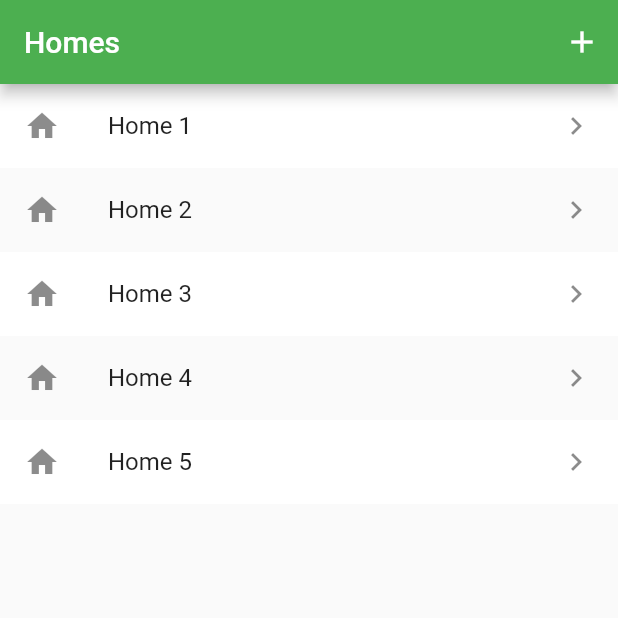
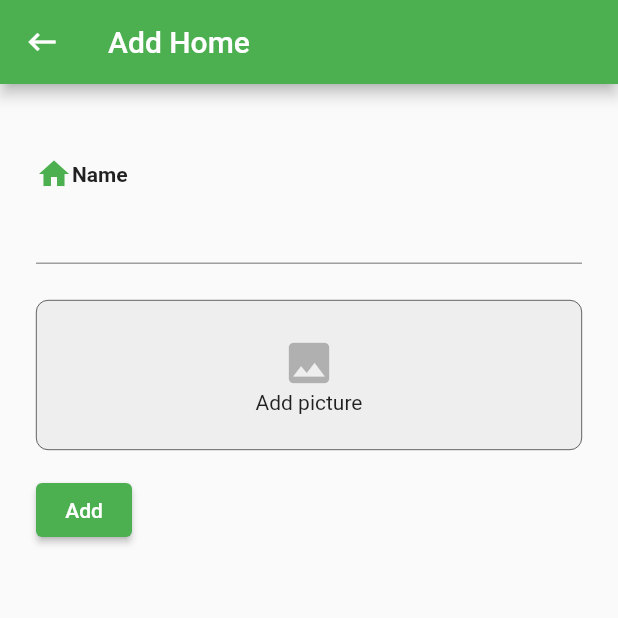
Before and after one commit to scenarioautomation/projeto_base_mobile, a Flutter app: the screen it shows after launch, after a tap on the "add" icon, on a phone screen of 412 x 824 dp, the top half of it. Run offline on Flutter 3.47's test engine with Material 2 defaults, Android fonts, the phone set to English and light mode, and no system bars.

Commit message:
add home visual

```diff
--- /dev/null
+++ b/lib/home/home_add_page.dart
@@ -0,0 +1,115 @@
+import 'package:flutter/material.dart';
+
+class HomeAddPage extends StatefulWidget {
+  const HomeAddPage({super.key});
+
+  @override
+  State<HomeAddPage> createState() => _HomeAddPageState();
+}
+
+class _HomeAddPageState extends State<HomeAddPage> {
+  final _formKey = GlobalKey<FormState>();
+
+  @override
+  Widget build(BuildContext context) {
+    return Scaffold(
+      appBar: AppBar(
+        backgroundColor: Colors.green,
+        title: const Text('Add Home'),
+        leading: IconButton(
+          icon: const Icon(Icons.keyboard_backspace_sharp),
+          onPressed: () {
+            Navigator.pop(context);
+          },
+        ),
+      ),
+      body: GestureDetector(
+        onTap: () {
+          _removeFocus();
+        },
+        child: Form(
+          key: _formKey,
+          child: Container(
+            margin: const EdgeInsets.symmetric(horizontal: 24, vertical: 48),
+            child: SingleChildScrollView(
+              child: Column(
+                crossAxisAlignment: CrossAxisAlignment.start,
+                children: [
+                  const Row(
+                    children: [
+                      Icon(
+                        Icons.home_sharp,
+                        color: Colors.green,
+                      ),
+                      Text(
+                        'Name',
+                        style: TextStyle(fontWeight: FontWeight.bold),
+                      ),
+                    ],
+                  ),
+                  TextFormField(
+                    decoration: const InputDecoration(
+                      focusedBorder: UnderlineInputBorder(
+                        borderSide: BorderSide(color: Colors.green), // Cor de foco
+                      ),
+                      enabledBorder: UnderlineInputBorder(
+                        borderSide: BorderSide(color: Colors.grey), // Cor padrão
+                      ),
+                    ),
+                    cursorColor: Colors.green,
+                  ),
+                  const SizedBox(
+                    height: 24,
+                  ),
+                  Row(
+                    children: [
+                      Expanded(
+                        child: Container(
+                          height: 100,
+                          decoration: BoxDecoration(
+                            border: Border.all(color: Colors.black, width: 0.4),
+                            color: Colors.grey[200],
+                            borderRadius:
+                                const BorderRadius.all(Radius.circular(8)),
+                          ),
+                          child: const Column(
+                            mainAxisAlignment: MainAxisAlignment.center,
+                            children: [
+                              Icon(
+                                Icons.image,
+                                color: Colors.black26,
+                                size: 36,
+                              ),
+                              Text('Add picture'),
+                            ],
+                          ),
+                        ),
+                      ),
+                    ],
+                  ),
+                  Padding(
+                    padding: const EdgeInsets.symmetric(vertical: 16),
+                    child: ElevatedButton(
+                      style: ElevatedButton.styleFrom(
+                        backgroundColor: Colors.green,
+                      ),
+                      onPressed: () {
+                        _removeFocus();
+                        if (_formKey.currentState!.validate()) {}
+                      },
+                      child: const Text('Add'),
+                    ),
+                  ),
+                ],
+              ),
+            ),
+          ),
+        ),
+      ),
+    );
+  }
+
+  void _removeFocus() {
+    FocusScope.of(context).requestFocus(FocusNode());
+  }
+}
--- a/lib/home/home_list_page.dart
+++ b/lib/home/home_list_page.dart
@@ -1,5 +1,5 @@
 import 'package:flutter/material.dart';
-import 'package:flutter/widgets.dart';
+import 'package:projeto_base_mobile/home/home_add_page.dart';
 import 'package:projeto_base_mobile/home/home_list_item.dart';
 
 class HomeListPage extends StatefulWidget {
@@ -19,7 +19,13 @@ class _HomeListPageState extends State<HomeListPage> {
         actions: [
           IconButton(
             icon: const Icon(Icons.add),
-            onPressed: () {},
+            onPressed: () {
+              Navigator.of(context).push(
+                MaterialPageRoute(
+                  builder: (context) => const HomeAddPage(),
+                ),
+              );
+            },
           ),
         ],
       ),
```
Also changed, not shown: lib/main.dart (+1 -81 lines).
